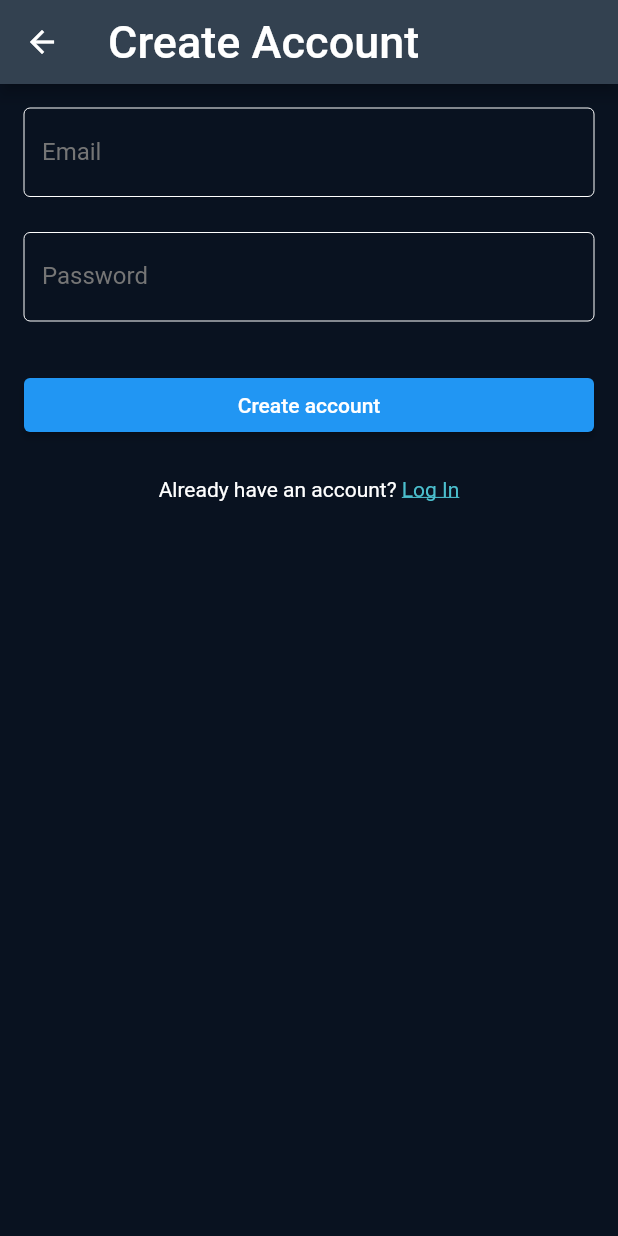
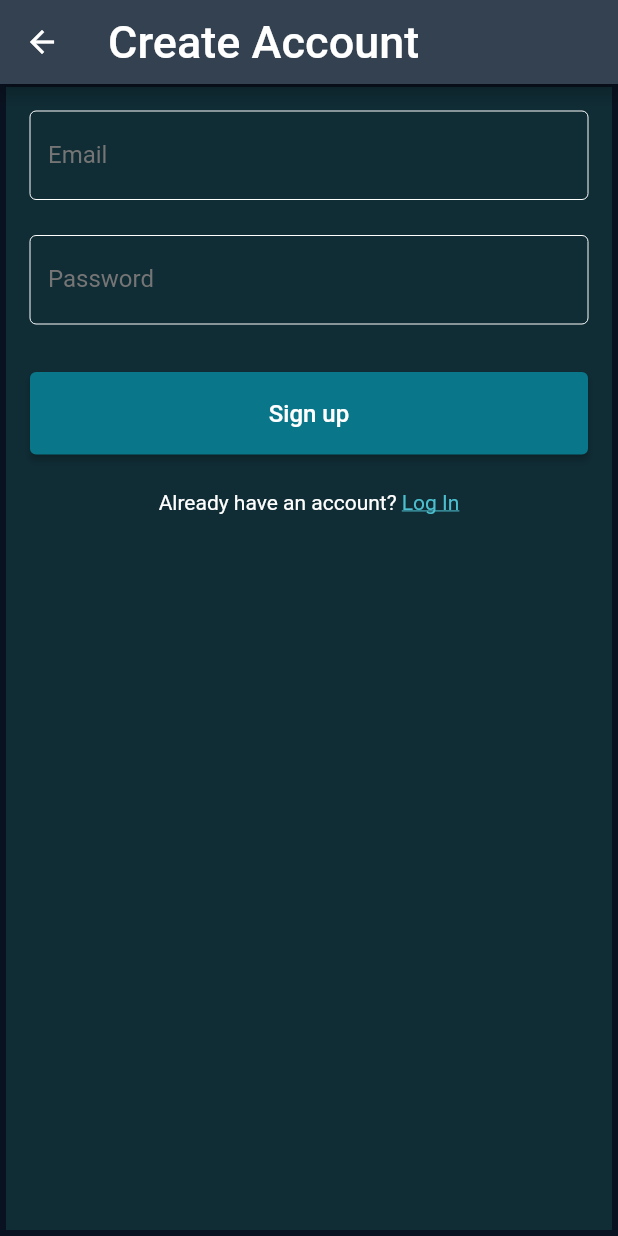
Before and after one commit to nelson-vieira/masters-thesis, a Flutter app: the Register screen opened directly with empty values, on a phone screen of 412 x 824 dp. Run offline on Flutter 3.47's test engine with Material 2 defaults, Android fonts, the phone set to English and light mode, and no system bars; our stand-ins replace cloud_firestore, datetime_picker_formfield, email_validator, firebase_auth, firebase_core, flutter_map and 2 more; missing offline and left inert: firebase_core_platform_interface, ipsum; accounts and stored records are empty.

Commit message:
Update register page frontend and update route on button press
Signed-off-by: Nelson Vieira <2080511@student.uma.pt>

```diff
--- a/masters-thesis/app/lib/pages/auth/register.dart
+++ b/masters-thesis/app/lib/pages/auth/register.dart
@@ -98,18 +98,12 @@ class _RegisterState extends State<Register> {
       //       .doc(user.uid)
       //       .set({'firstName': _firstName});
     } on FirebaseAuthException catch (e) {
-      //   if (e.code == 'weak-password') {
-      //     print('The password provided is too weak.');
-      //   } else if (e.code == 'email-already-in-use') {
-      //     print('The account already exists for that email.');
-      //   }
-      // } catch (e) {
       print(e);
 
       Helper.showSnackBar(e.message);
     }
 
-    // navigatorKey.currentState!.pushNamed(Account.route);
+    navigatorKey.currentState!.popUntil((route) => route.isFirst);
   }
 
   @override
@@ -122,7 +116,12 @@ class _RegisterState extends State<Register> {
         ),
         backgroundColor: const Color(0xFF334150),
       ),
-      body: Form(
+      body: Padding(
+        padding:
+            const EdgeInsets.only(top: 2.0, right: 4.0, left: 4.0, bottom: 4.0),
+        child: Container(
+          color: const Color.fromARGB(255, 16, 44, 53),
+          child: Form(
             key: formKey,
             child: ListView(
               padding: const EdgeInsets.all(16),
@@ -147,7 +146,8 @@ class _RegisterState extends State<Register> {
                     color: Color.fromARGB(255, 255, 255, 255),
                   ),
                   autovalidateMode: AutovalidateMode.onUserInteraction,
-              validator: (password) => password != null && password.length < 8
+                  validator: (password) =>
+                      password != null && password.length < 8
                           ? "Password must contain least 8 characters"
                           : null,
                 ),
@@ -155,8 +155,16 @@ class _RegisterState extends State<Register> {
                   height: 32,
                 ),
                 ElevatedButton(
+                  style: ElevatedButton.styleFrom(
+                    backgroundColor: Color.fromARGB(255, 10, 118, 138),
+                    padding: const EdgeInsets.only(
+                        left: 0.0, top: 18.0, right: 0.0, bottom: 18.0),
+                  ),
                   onPressed: createUser,
-              child: const Text("Create account"),
+                  child: const Text(
+                    "Sign up",
+                    style: TextStyle(fontSize: 16.0, color: Colors.white),
+                  ),
                 ),
                 const SizedBox(
                   height: 24,
@@ -183,6 +191,8 @@ class _RegisterState extends State<Register> {
               ],
             ),
           ),
+        ),
+      ),
     );
   }
 }
```
Lines whose indentation alone changed are shown as unchanged.
